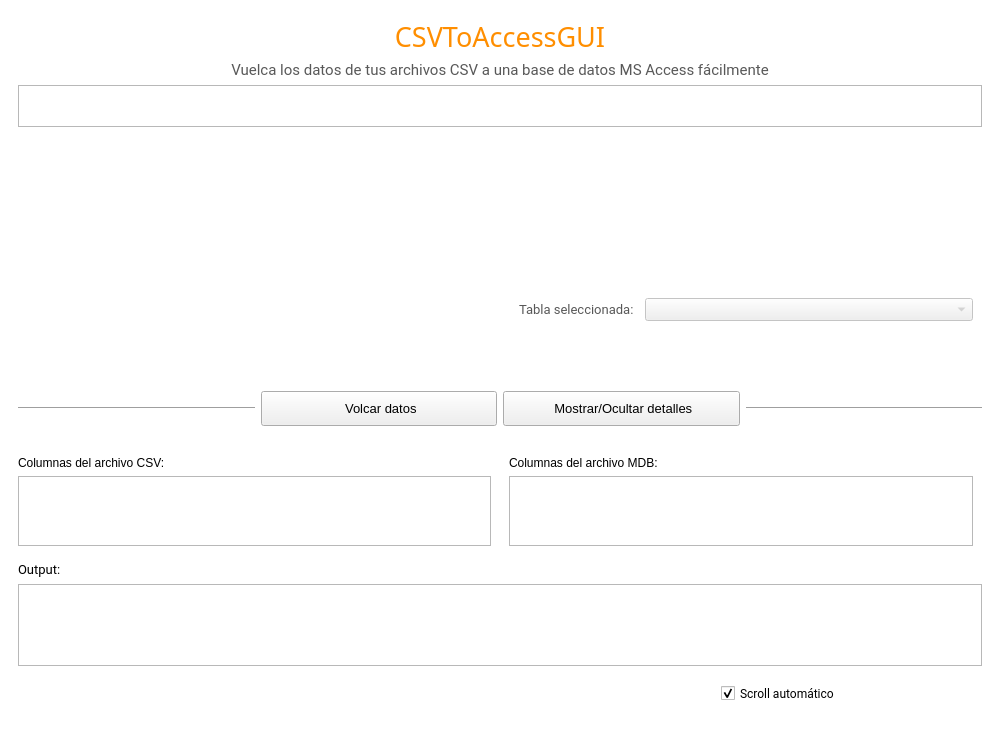
Old version of the form app/ui/MainWindow.ui in the repository caicesardev/CSVToAccessGUI.
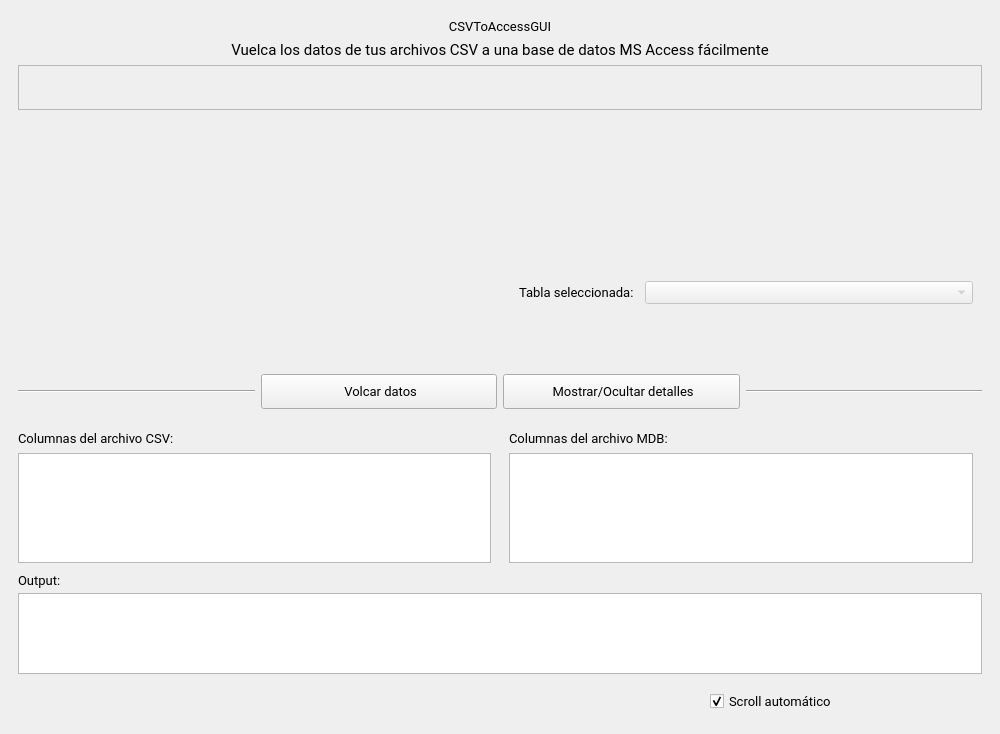
New version of the form. Icons and pictures are not drawn.

What changed in the file:
```diff
--- a/app/ui/MainWindow.ui
+++ b/app/ui/MainWindow.ui
@@ -20,11 +20,6 @@
    <string>CSVToAccessGUI</string>
   </property>
   <widget class="QWidget" name="centralwidget">
-   <property name="styleSheet">
-    <string notr="true">QWidget#centralwidget {
-	background: white;
-}</string>
-   </property>
    <layout class="QVBoxLayout" name="verticalLayout_5">
     <property name="spacing">
      <number>3</number>
@@ -46,7 +41,7 @@
           </font>
          </property>
          <property name="text">
-          <string>&lt;html&gt;&lt;head/&gt;&lt;body&gt;&lt;p&gt;&lt;span style=&quot; font-size:20pt; color:#ff8e00;&quot;&gt;CSVToAccessGUI&lt;/span&gt;&lt;/p&gt;&lt;/body&gt;&lt;/html&gt;</string>
+          <string>CSVToAccessGUI</string>
          </property>
          <property name="alignment">
           <set>Qt::AlignCenter</set>
@@ -62,7 +57,7 @@
           </font>
          </property>
          <property name="text">
-          <string>&lt;html&gt;&lt;head/&gt;&lt;body&gt;&lt;p&gt;&lt;span style=&quot; color:#585858;&quot;&gt;Vuelca los datos de tus archivos CSV a una base de datos MS Access fácilmente&lt;/span&gt;&lt;/p&gt;&lt;/body&gt;&lt;/html&gt;</string>
+          <string>Vuelca los datos de tus archivos CSV a una base de datos MS Access fácilmente</string>
          </property>
          <property name="alignment">
           <set>Qt::AlignCenter</set>
@@ -336,7 +331,7 @@
                 </font>
                </property>
                <property name="text">
-                <string>&lt;html&gt;&lt;head/&gt;&lt;body&gt;&lt;p&gt;&lt;span style=&quot; color:#585858;&quot;&gt;Tabla seleccionada:&lt;/span&gt;&lt;/p&gt;&lt;/body&gt;&lt;/html&gt;</string>
+                <string>Tabla seleccionada:</string>
                </property>
               </widget>
              </item>
@@ -475,6 +470,15 @@
        </size>
       </property>
       <layout class="QVBoxLayout" name="verticalLayout_7">
+       <property name="spacing">
+        <number>0</number>
+       </property>
+       <property name="topMargin">
+        <number>0</number>
+       </property>
+       <property name="bottomMargin">
+        <number>0</number>
+       </property>
        <item>
         <widget class="QFrame" name="table_widgets_container">
          <layout class="QHBoxLayout" name="horizontalLayout_4">
@@ -508,6 +512,17 @@
              </item>
              <item>
               <widget class="QTableWidget" name="csv_table">
+               <property name="minimumSize">
+                <size>
+                 <width>0</width>
+                 <height>110</height>
+                </size>
+               </property>
+               <property name="font">
+                <font>
+                 <family>Roboto</family>
+                </font>
+               </property>
                <property name="sizeAdjustPolicy">
                 <enum>QAbstractScrollArea::AdjustToContents</enum>
                </property>
@@ -537,6 +552,17 @@
              </item>
              <item>
               <widget class="QTableWidget" name="mdb_table">
+               <property name="minimumSize">
+                <size>
+                 <width>0</width>
+                 <height>110</height>
+                </size>
+               </property>
+               <property name="font">
+                <font>
+                 <family>Roboto</family>
+                </font>
+               </property>
                <property name="sizeAdjustPolicy">
                 <enum>QAbstractScrollArea::AdjustToContents</enum>
                </property>
@@ -546,9 +572,6 @@
                <property name="selectionBehavior">
                 <enum>QAbstractItemView::SelectRows</enum>
                </property>
-               <property name="gridStyle">
-                <enum>Qt::DashLine</enum>
-               </property>
                <attribute name="verticalHeaderVisible">
                 <bool>false</bool>
                </attribute>
@@ -560,6 +583,24 @@
          </layout>
         </widget>
        </item>
+       <item>
+        <widget class="QFrame" name="output_container">
+         <layout class="QVBoxLayout" name="verticalLayout_3">
+          <property name="spacing">
+           <number>4</number>
+          </property>
+          <property name="leftMargin">
+           <number>0</number>
+          </property>
+          <property name="topMargin">
+           <number>0</number>
+          </property>
+          <property name="rightMargin">
+           <number>0</number>
+          </property>
+          <property name="bottomMargin">
+           <number>0</number>
+          </property>
        <item>
         <widget class="QLabel" name="output_label">
          <property name="font">
@@ -722,6 +763,9 @@
             <property name="flat">
              <bool>true</bool>
             </property>
+              </widget>
+             </item>
+            </layout>
            </widget>
           </item>
          </layout>
```
Lines whose indentation alone changed are shown as unchanged.
